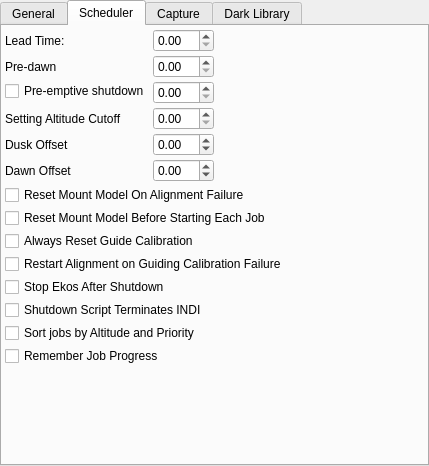
Before: the Qt Designer form kstars/ekos/opsekos.ui in KDE/kstars, drawn with Qt 5.
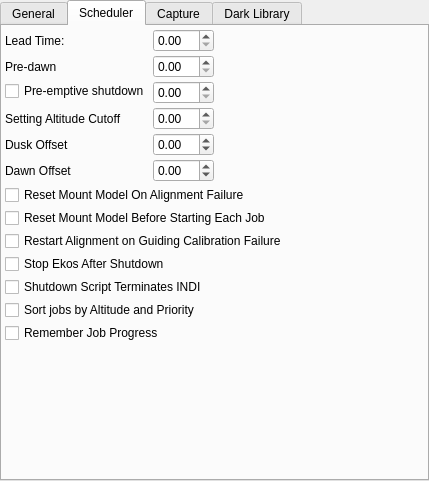
After: the same form once the commit is applied. The open tabs and pages were chosen to show the change. Icons and pictures are not drawn.

Commit message: Move guide reset button to calibration settings

The edit to the form file:
```diff
--- a/kstars/ekos/opsekos.ui
+++ b/kstars/ekos/opsekos.ui
@@ -7,7 +7,7 @@
     <x>0</x>
     <y>0</y>
     <width>429</width>
-    <height>466</height>
+    <height>481</height>
    </rect>
   </property>
   <property name="windowTitle">
@@ -318,19 +318,6 @@
       </property>
      </widget>
     </item>
-    <item>
-     <widget class="QCheckBox" name="kcfg_ResetGuideCalibration">
-      <property name="toolTip">
-       <string>&lt;html&gt;&lt;head/&gt;&lt;body&gt;&lt;p&gt;When guiding is started, always clear calibration. Turning off this option can lead to unpredictable guiding failures.&lt;/p&gt;&lt;/body&gt;&lt;/html&gt;</string>
-      </property>
-      <property name="statusTip">
-       <string/>
-      </property>
-      <property name="text">
-       <string>Always Reset Guide Calibration</string>
-      </property>
-     </widget>
-    </item>
     <item>
      <widget class="QCheckBox" name="kcfg_RealignAfterCalibrationFailure">
       <property name="toolTip">
```
Left out of the diff: 3 changed lines with no effect on the pictures. The commit also changes 1 other file.
